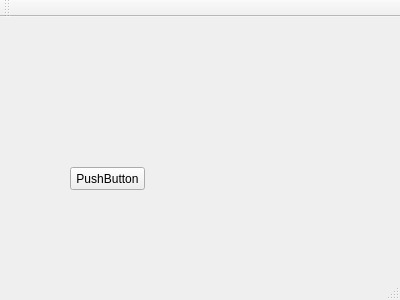
Old version of the form PasswordHost/mainwindow.ui in the repository chailyuan/pshost.
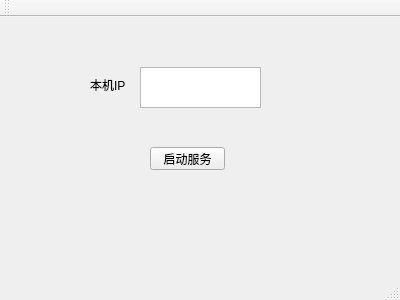
New version of the form.

Commit message: 界面上添加IP地址显示

The edit to the form file:
```diff
--- a/PasswordHost/mainwindow.ui
+++ b/PasswordHost/mainwindow.ui
@@ -17,14 +17,40 @@
    <widget class="QPushButton" name="pushButton">
     <property name="geometry">
      <rect>
-      <x>70</x>
-      <y>150</y>
+      <x>150</x>
+      <y>130</y>
       <width>75</width>
       <height>23</height>
      </rect>
     </property>
     <property name="text">
-     <string>PushButton</string>
+     <string>启动服务</string>
+    </property>
+   </widget>
+   <widget class="QLabel" name="label">
+    <property name="geometry">
+     <rect>
+      <x>90</x>
+      <y>60</y>
+      <width>41</width>
+      <height>16</height>
+     </rect>
+    </property>
+    <property name="text">
+     <string>本机IP</string>
+    </property>
+   </widget>
+   <widget class="QTextEdit" name="textEdit">
+    <property name="geometry">
+     <rect>
+      <x>140</x>
+      <y>50</y>
+      <width>121</width>
+      <height>41</height>
+     </rect>
+    </property>
+    <property name="readOnly">
+     <bool>true</bool>
     </property>
    </widget>
   </widget>
```
The commit also changes 6 other files.
